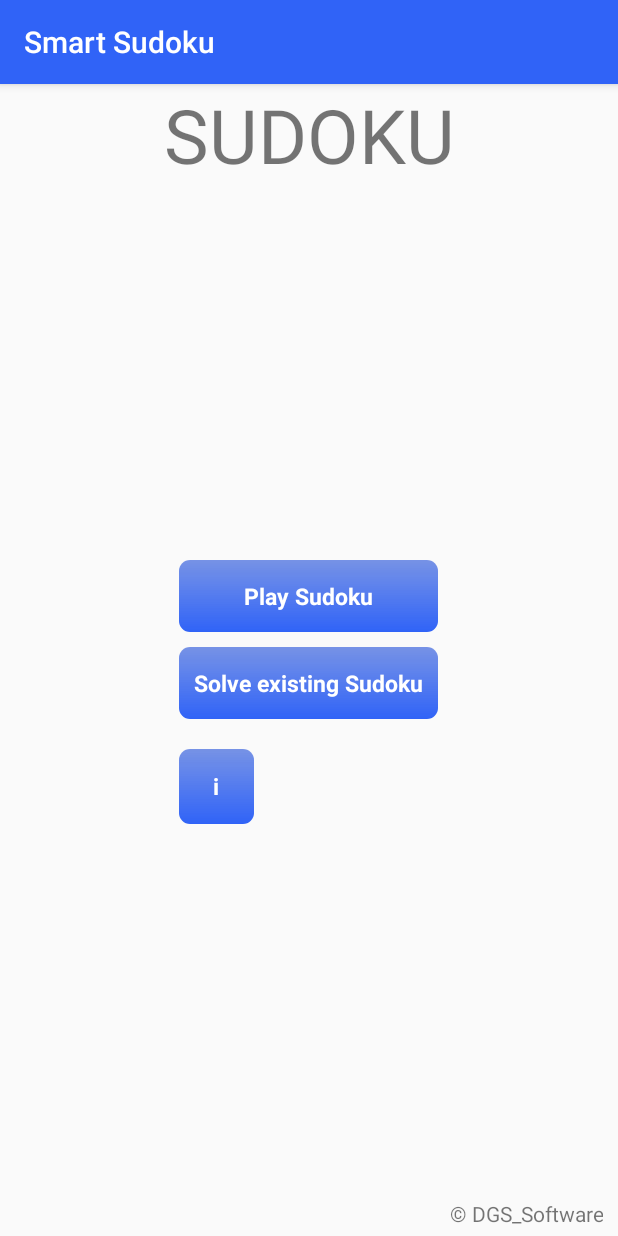
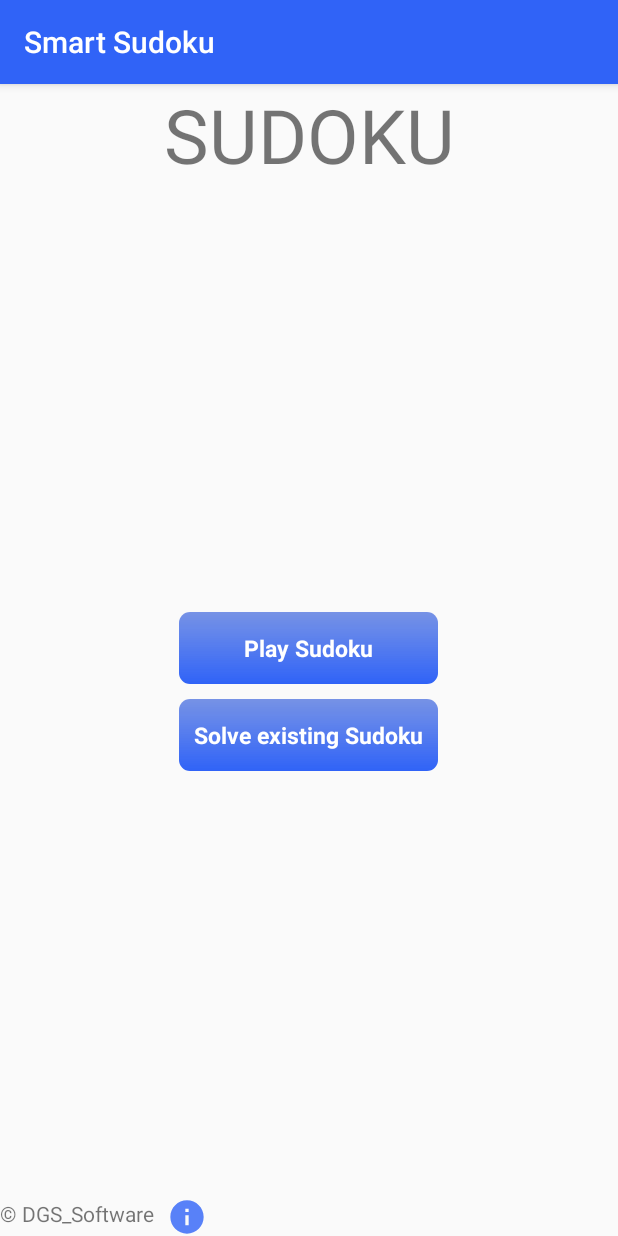
Before and after one commit to sebmueller91/Sudoku, an Android app: the screen it shows after launch (MainMenuActivity), on a phone screen of 412 x 824 dp. Run offline under Robolectric (Android 15) with nearby library versions, the phone set to English and light mode, and no system bars.

Commit message:
Merged PR 32: Initial button design with icons

```diff
--- a/src/android/Sudoku/app/src/main/java/dgs_software/sudoku/activities/MainMenuActivity.java
+++ b/src/android/Sudoku/app/src/main/java/dgs_software/sudoku/activities/MainMenuActivity.java
@@ -6,6 +6,7 @@
 import android.os.Bundle;
 import android.view.View;
 import android.widget.Button;
+import android.widget.ImageButton;
 
 import dgs_software.sudoku.data.SaveDataProvider;
 import dgs_software.sudoku.dialogs.ChooseDifficultyDialog;
@@ -22,7 +23,7 @@
 
         Button playSudokuButton = (Button) findViewById(R.id.PlaySudokuButton);
         Button solveSudokuButton = (Button) findViewById(R.id.solveSudokuButton);
-        Button infoButton = (Button) findViewById(R.id.infoButton);
+        ImageButton infoButton = (ImageButton) findViewById(R.id.infoButton);
 
         playSudokuButton.setOnClickListener(new View.OnClickListener() {
             @Override
--- a/src/android/Sudoku/app/src/main/java/dgs_software/sudoku/activities/SudokuPlayActivity.java
+++ b/src/android/Sudoku/app/src/main/java/dgs_software/sudoku/activities/SudokuPlayActivity.java
@@ -19,6 +19,7 @@
 import android.view.animation.LinearInterpolator;
 import android.widget.Button;
 import android.widget.GridLayout;
+import android.widget.ImageButton;
 import android.widget.TextView;
 
 import androidx.appcompat.app.AppCompatActivity;
@@ -232,7 +233,7 @@
         });
 
         // PREFERENCES BUTTON
-        Button preferencesButton = (Button) findViewById(R.id.preferencesButton);
+        ImageButton preferencesButton = (ImageButton) findViewById(R.id.preferencesButton);
         final SudokuPlayActivity activity = this;
         preferencesButton.setOnClickListener(new View.OnClickListener() {
             @Override
--- /dev/null
+++ b/src/android/Sudoku/app/src/main/res/drawable-anydpi/ic_information.xml
@@ -0,0 +1,16 @@
+<vector xmlns:android="http://schemas.android.com/apk/res/android"
+    android:width="24dp"
+    android:height="24dp"
+    android:viewportWidth="24"
+    android:viewportHeight="24"
+    android:tint="@color/colorPrimary"
+    android:alpha="0.8">
+  <group android:scaleX="1.1111112"
+      android:scaleY="1.1111112"
+      android:translateX="-1.3333334"
+      android:translateY="-1.3333334">
+    <path
+        android:fillColor="@android:color/white"
+        android:pathData="M12,2C6.48,2 2,6.48 2,12s4.48,10 10,10 10,-4.48 10,-10S17.52,2 12,2zM13,17h-2v-6h2v6zM13,9h-2L11,7h2v2z"/>
+  </group>
+</vector>
--- a/src/android/Sudoku/app/src/main/res/layout/activity_main_menu.xml
+++ b/src/android/Sudoku/app/src/main/res/layout/activity_main_menu.xml
@@ -45,27 +45,28 @@
             android:layout_gravity="center_horizontal"
             android:layout_marginTop="10dp"
             android:text="Solve existing Sudoku" />
-
-        <LinearLayout
-            android:layout_width="match_parent"
-            android:layout_height="wrap_content"
-            android:layout_marginTop="20dp">
-
-            <Button
-                android:id="@+id/infoButton"
-                style="@style/menu_button_style"
-                android:layout_width="50dp"
-                android:layout_height="50dp"
-                android:text="i" />
-        </LinearLayout>
     </LinearLayout>
 
-    <TextView
+    <LinearLayout
         android:layout_width="fill_parent"
         android:layout_height="wrap_content"
-        android:gravity="right"
-        android:paddingRight="10dp"
-        android:paddingBottom="5dp"
-        android:text="\u00A9 DGS_Software" />
+        android:orientation="horizontal">
+
+        <TextView
+            android:layout_width="wrap_content"
+            android:layout_height="wrap_content"
+            android:gravity="left"
+            android:paddingRight="10dp"
+            android:paddingBottom="5dp"
+            android:text="\u00A9 DGS_Software" />
+        <ImageButton
+            android:id="@+id/infoButton"
+            android:src="@drawable/ic_information"
+            android:gravity="right"
+            android:background="#00748FE1"
+            android:layout_width="wrap_content"
+            android:layout_height="wrap_content"/>
+    </LinearLayout>
+
 
 </LinearLayout>
```
Also changed, not shown: src/android/Sudoku/app/src/main/res/drawable-anydpi/ic_settings.xml (added, +16 -0 lines), src/android/Sudoku/app/src/main/res/layout/activity_sudoku_play.xml (+3 -5 lines), src/android/Sudoku/app/src/main/res/drawable-hdpi/ic_information.png (added), src/android/Sudoku/app/src/main/res/drawable-hdpi/ic_settings.png (added), src/android/Sudoku/app/src/main/res/drawable-mdpi/ic_information.png (added), src/android/Sudoku/app/src/main/res/drawable-mdpi/ic_settings.png (added), src/android/Sudoku/app/src/main/res/drawable-xhdpi/ic_information.png (added), src/android/Sudoku/app/src/main/res/drawable-xhdpi/ic_settings.png (added), src/android/Sudoku/app/src/main/res/drawable-xxhdpi/ic_information.png (added), src/android/Sudoku/app/src/main/res/drawable-xxhdpi/ic_settings.png (added).
